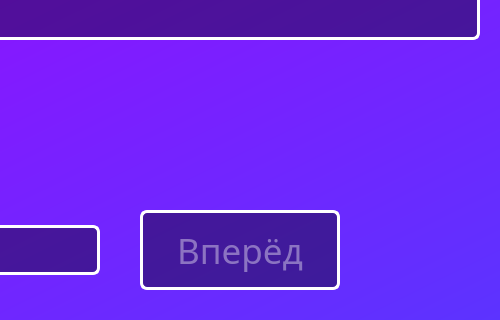
Qt form theory.ui (Bubblegubm/appforstaff) before a commit; both pictures show x 780 to 1280 and y 400 to 720 of the 1280 by 720 pixel window.
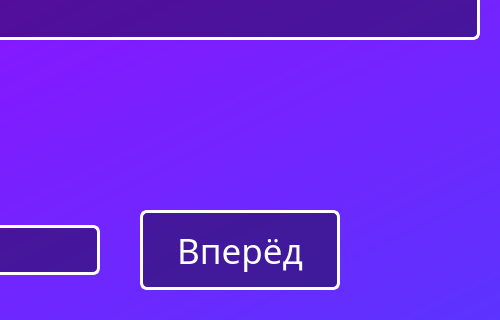
The same form after that commit.

```diff
--- a/theory.ui
+++ b/theory.ui
@@ -154,13 +154,22 @@
      </font>
     </property>
     <property name="styleSheet">
-     <string notr="true">color: rgba(255, 255, 255, 100);
+     <string notr="true">QPushButton{
+color: rgb(255, 255, 255);
 border: 3px solid rgb(255, 255, 255);
 border-radius: 7px;
 font: 26pt &quot;Ambient(RUS BY LYAJKA)&quot;;
 background-color: rgba(0, 0, 0, 100);
 width: 50px;
-</string>
+}
+
+QPushButton::hover{
+background-color: rgba(0, 0, 0, 150);
+}
+
+QPushButton::pressed{
+background-color: rgba(0, 0, 0, 200);
+}</string>
     </property>
     <property name="text">
      <string>Вперёд</string>
```
